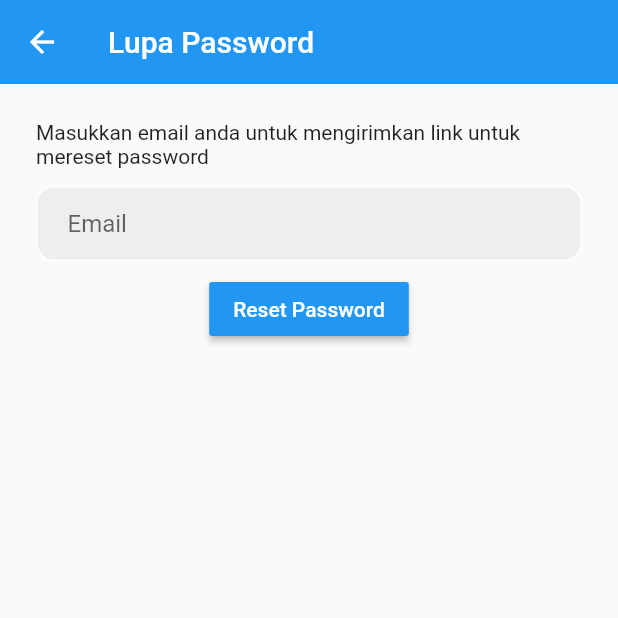
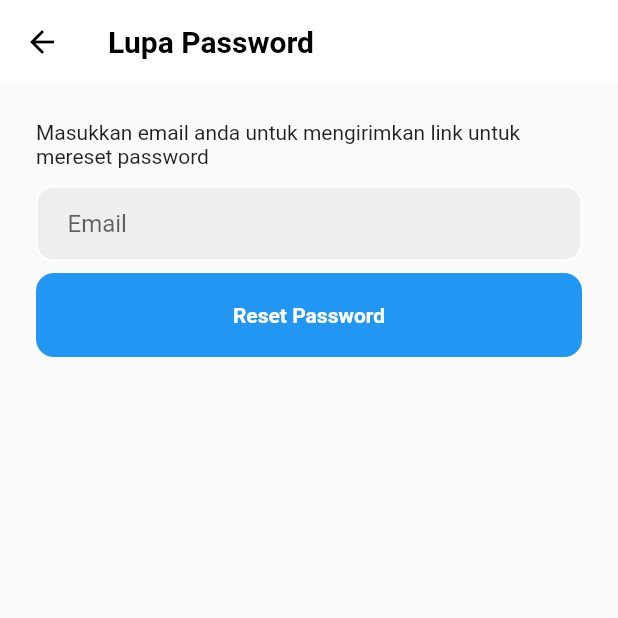
Before and after one commit to serlysetyani/tubes-abp-2, a Flutter app: the screen it shows after launch, after a tap on "Lupa password?", on a phone screen of 412 x 824 dp, the top half of it. Run offline on Flutter 3.47's test engine with Material 2 defaults, Android fonts, the phone set to English and light mode, and no system bars; our stand-ins replace cloud_firestore, firebase_auth, firebase_core, image_picker; accounts and stored records are empty.

Commit message:
Rapi rapi

```diff
--- a/lib/pages/forgot_pw_page.dart
+++ b/lib/pages/forgot_pw_page.dart
@@ -45,7 +45,14 @@ class _ForgotPasswordPageState extends State<ForgotPasswordPage> {
   Widget build(BuildContext context) {
     return Scaffold(
       appBar: AppBar(
-        title: Text('Lupa Password'),
+        title: Text(
+          "Lupa Password",
+          style: TextStyle(color: Colors.black, fontWeight: FontWeight.bold),
+        ),
+        iconTheme: IconThemeData(
+          color: Colors.black,
+        ),
+        backgroundColor: Colors.white,
         elevation: 0,
       ),
       body: Column(
@@ -85,13 +92,28 @@ class _ForgotPasswordPageState extends State<ForgotPasswordPage> {
           // button reset password
 
           SizedBox(height: 8),
-          MaterialButton(
-              onPressed: passwordReset,
-              color: Colors.blue,
-              child: Text(
-                'Reset Password',
-                style: TextStyle(color: Colors.white),
-              )),
+
+          Padding(
+            padding: EdgeInsets.symmetric(horizontal: 24.0),
+            child: GestureDetector(
+              onTap: passwordReset,
+              child: Container(
+                padding: EdgeInsets.all(20),
+                decoration: BoxDecoration(
+                  color: Colors.blue,
+                  borderRadius: BorderRadius.circular(12),
+                ),
+                child: Center(
+                    child: Text(
+                  'Reset Password',
+                  style: TextStyle(
+                    color: Colors.white,
+                    fontWeight: FontWeight.bold,
+                  ),
+                )),
+              ),
+            ),
+          ),
         ],
       ),
     );
--- a/lib/pages/login_page.dart
+++ b/lib/pages/login_page.dart
@@ -34,7 +34,6 @@ class _LoginPageState extends State<LoginPage> {
   @override
   Widget build(BuildContext context) {
     return Scaffold(
-      backgroundColor: Colors.grey[300],
       body: SafeArea(
         child: Center(
           child: SingleChildScrollView(
--- a/lib/pages/register_page.dart
+++ b/lib/pages/register_page.dart
@@ -45,7 +45,6 @@ class _RegisterPageState extends State<RegisterPage> {
   @override
   Widget build(BuildContext context) {
     return Scaffold(
-      backgroundColor: Colors.grey[300],
       body: SafeArea(
         child: Center(
           child: SingleChildScrollView(
--- a/lib/read data/get_content.dart
+++ b/lib/read data/get_content.dart
@@ -17,7 +17,7 @@ class GetContent extends StatelessWidget {
         if (snapshot.connectionState == ConnectionState.done) {
           Map<String, dynamic> data =
               snapshot.data!.data() as Map<String, dynamic>;
-          return Text("${data['title']}");
+          return Text("${data['title']}" + "\n" + "${data['content']}");
         }
         return Text("Loading");
       })),
```
Also changed, not shown: lib/pages/homescreen.dart (+6 -1 lines).
